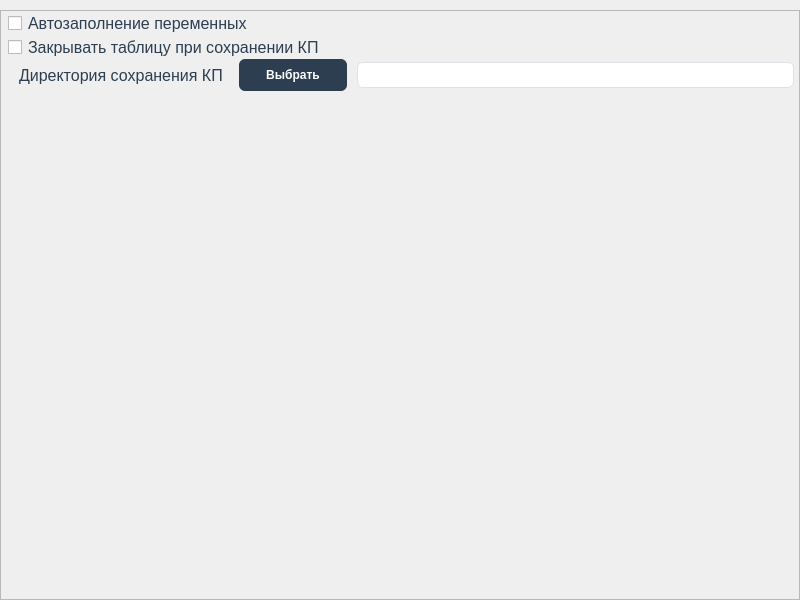
Above: ui/settingsAppGui.ui from p4st1/AppForCommercialRequests before the change. Below: the same form after it.
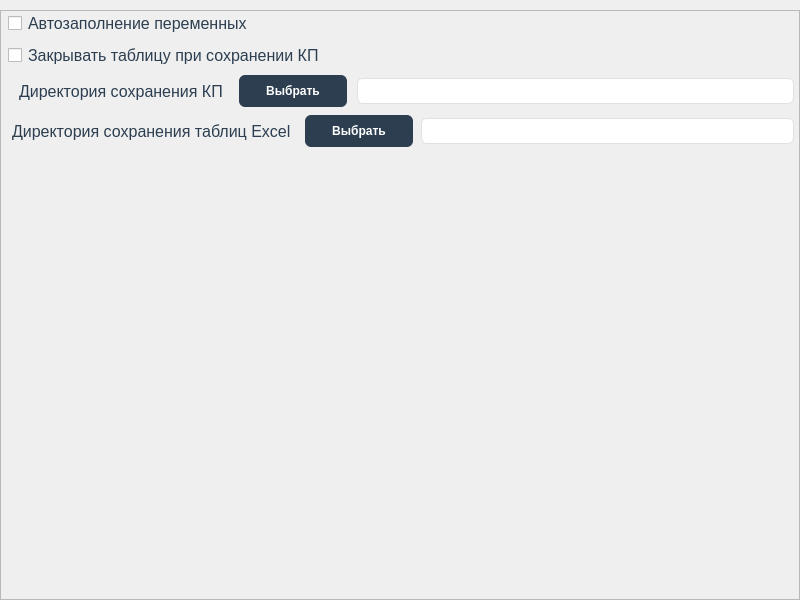
That is the form after the change. Icons and pictures are not drawn.

What changed in the file:
```diff
--- a/ui/settingsAppGui.ui
+++ b/ui/settingsAppGui.ui
@@ -518,6 +518,9 @@
         </property>
         <item>
          <layout class="QVBoxLayout" name="verticalLayout">
+          <property name="spacing">
+           <number>8</number>
+          </property>
           <item>
            <widget class="QCheckBox" name="autoFillCheckBox">
             <property name="styleSheet">
@@ -623,6 +626,70 @@
             </item>
            </layout>
           </item>
+          <item>
+           <layout class="QHBoxLayout" name="horizontalLayout_2">
+            <property name="topMargin">
+             <number>0</number>
+            </property>
+            <item>
+             <widget class="QLabel" name="label_2">
+              <property name="styleSheet">
+               <string notr="true">color: #2c3e50;
+font-size: 16px;
+padding: 2px;</string>
+              </property>
+              <property name="text">
+               <string>Директория сохранения таблиц Excel</string>
+              </property>
+             </widget>
+            </item>
+            <item>
+             <widget class="QPushButton" name="dirOpenButton_2">
+              <property name="styleSheet">
+               <string notr="true">QPushButton {
+    background-color: #2c3e50;
+    color: white;
+    border: none;
+    padding: 4px 4px;
+    border-radius: 6px;
+    font-weight: 600;
+    font-size: 12px;
+    min-height: 24px;
+    min-width: 100px;
+}
+
+QPushButton:hover {
+    background-color: #34495e;
+    border: 1px solid #2c3e50;
+}
+
+QPushButton:pressed {
+    background-color: #1a252f;
+}</string>
+              </property>
+              <property name="text">
+               <string>Выбрать</string>
+              </property>
+             </widget>
+            </item>
+            <item>
+             <widget class="QLineEdit" name="ExcelDirLine">
+              <property name="styleSheet">
+               <string notr="true">QLineEdit, QComboBox, QDateEdit, QSpinBox, QDoubleSpinBox {
+    background-color: white;
+    border: 1px solid #dee2e6;
+    border-radius: 6px;
+    padding: 4px 8px;
+    font-size: 12px;
+    color: #2c3e50;
+    min-height: 8px;
+    selection-background-color: #e3f2fd;
+}</string>
+              </property>
+             </widget>
+            </item>
+           </layout>
+          </item>
           <item>
            <spacer name="verticalSpacer">
             <property name="orientation">
```
